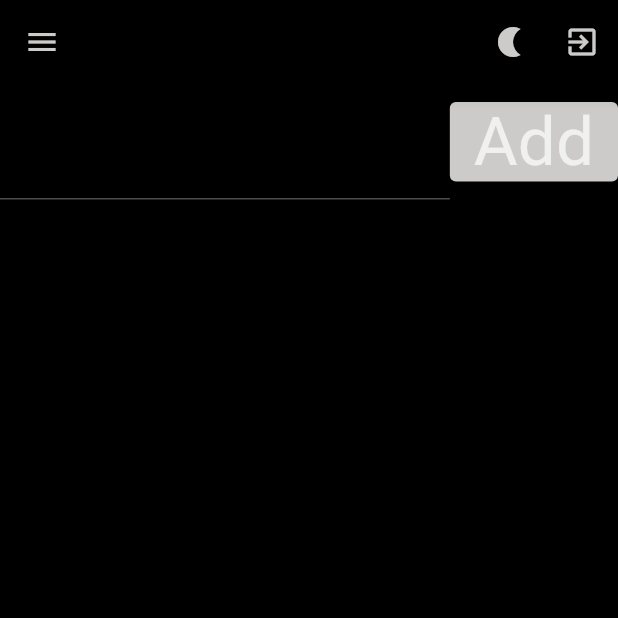
After one commit to sam-tuck/ninjasite, a Flutter app: the screen it shows once a user with an empty profile is signed in, on a phone screen of 412 x 824 dp, the top half of it. The commit adds this screen. Run offline on Flutter 3.47's test engine with Material 2 defaults, Android fonts, the phone set to English and light mode, and no system bars; our stand-ins replace cloud_firestore, equatable, firebase_auth, firebase_core, flutter_riverpod, jiffy and 1 more; missing offline and left inert: login; accounts and stored records are empty; statements that could not run were skipped.

Commit message:
Save vacancy to the user's vacancy list

```diff
--- a/lib/main.dart
+++ b/lib/main.dart
@@ -8,6 +8,7 @@ import 'package:jsninja/state/generic_state_notifier.dart';
 import 'package:jsninja/state/theme_state_notifier.dart';
 import 'package:jsninja/theme.dart';
 import 'firebase_options.dart';
+import 'package:jsninja/vacancies/user_vacancies.dart';
 
 void main() async {
   WidgetsFlutterBinding.ensureInitialized();
@@ -87,7 +88,8 @@ class TheAppState extends ConsumerState<TheApp> {
                       // print('onGenerateRoute: ${settings}');
                       if (settings.name == '/' || settings.name == 'search') {
                         return PageRouteBuilder(
-                            pageBuilder: (_, __, ___) => VacanciesPage());
+                            pageBuilder: (_, __, ___) => UserVacancies());
+                        //pageBuilder: (_, __, ___) => VacanciesPage());
                       } else {
                         //  else if (settings.name == 'lists') {
                         //   return PageRouteBuilder(
--- /dev/null
+++ b/lib/vacancies/user_vacancies.dart
@@ -0,0 +1,90 @@
+import 'dart:convert';
+
+import 'package:cloud_firestore/cloud_firestore.dart';
+import 'package:firebase_auth/firebase_auth.dart';
+import 'package:flutter/material.dart';
+import 'package:flutter_riverpod/flutter_riverpod.dart';
+import 'package:jsninja/app_bar.dart';
+import 'package:jsninja/common.dart';
+import 'package:jsninja/state/generic_state_notifier.dart';
+import 'package:jsninja/drawer.dart';
+import 'package:http/http.dart' as http;
+import 'package:jsninja/vacancies/user_vacancy_search_list.dart';
+
+final activeBatch =
+    StateNotifierProvider<GenericStateNotifier<String?>, String?>(
+        (ref) => GenericStateNotifier<String?>(null));
+
+final firestoreInstance = FirebaseFirestore.instance;
+
+class UserVacancies extends ConsumerWidget {
+  final TextEditingController searchCtrl = TextEditingController();
+  String uid = FirebaseAuth.instance.currentUser!.uid;
+  @override
+  Widget build(BuildContext context, WidgetRef ref) {
+    return Scaffold(
+      appBar: MyAppBar.getBar(context, ref),
+      drawer: (MediaQuery.of(context).size.width < WIDE_SCREEN_WIDTH)
+          ? TheDrawer.buildDrawer(context)
+          : null,
+      body: Container(
+          alignment: Alignment.topLeft,
+          child: Column(
+            mainAxisSize: MainAxisSize.max,
+            mainAxisAlignment: MainAxisAlignment.start,
+            children: [
+              Row(
+                mainAxisSize: MainAxisSize.max,
+                mainAxisAlignment: MainAxisAlignment.start,
+                crossAxisAlignment: CrossAxisAlignment.center,
+                children: [
+                  Expanded(
+                      child: TextField(
+                          style: Theme.of(context).textTheme.headline3,
+                          onChanged: (v) {},
+                          controller: searchCtrl)),
+                  ElevatedButton(
+                      child: Text(
+                        "Add",
+                        style: Theme.of(context).textTheme.headline3,
+                      ),
+                      onPressed: () async {
+                        if (searchCtrl.text.isEmpty) return;
+                        print(uid);
+                        //fetchAlbum(searchCtrl.text);
+                        firestoreInstance
+                            .collection("user")
+                            .doc(uid)
+                            .collection("vacancy")
+                            .add({
+                          'url': searchCtrl.text,
+                          'timeCreated': FieldValue.serverTimestamp(),
+                          'author': FirebaseAuth.instance.currentUser!.uid,
+                        });
+                        searchCtrl.clear();
+                      })
+                ],
+              ),
+              Expanded(child: UserVacanciesList()),
+            ],
+          )),
+    );
+  }
+
+  dynamic fetchAlbum(String url) async {
+    print('fetching ${url}');
+    final response = await http.get(Uri.parse(url));
+
+    if (response.statusCode == 200) {
+      // If the server did return a 200 OK response,
+      // then parse the JSON.
+      print(response.body);
+      return jsonDecode(response.body);
+    } else {
+      // If the server did not return a 200 OK response,
+      // then throw an exception.
+      print('fail');
+      throw Exception('Failed to load album');
+    }
+  }
+}
--- /dev/null
+++ b/lib/vacancies/user_vacancy_search_list.dart
@@ -0,0 +1,41 @@
+import 'package:firebase_auth/firebase_auth.dart';
+import 'package:flutter/material.dart';
+import 'package:flutter_riverpod/flutter_riverpod.dart';
+import 'package:jsninja/providers/firestore.dart';
+import 'package:jsninja/state/generic_state_notifier.dart';
+import 'package:jsninja/vacancies/user_vacancy_search_list_item.dart';
+
+final sortStateNotifierProvider =
+    StateNotifierProvider<GenericStateNotifier<String?>, String?>(
+        (ref) => GenericStateNotifier<String?>(null));
+
+String uid = FirebaseAuth.instance.currentUser!.uid;
+
+class UserVacanciesList extends ConsumerWidget {
+  @override
+  Widget build(BuildContext context, WidgetRef ref) => ListView(
+      padding: EdgeInsets.zero,
+      shrinkWrap: true,
+      children: ref.watch(
+          // filteredColSP(QueryParams(
+          //   path: 'vacancy',
+          //   orderBy: 'timeCreated',
+          //   isOrderDesc: true,
+          //   limit: 100))
+          colSP('user/$uid/vacancy')).when(
+          loading: () => [Container()],
+          error: (e, s) => [ErrorWidget(e)],
+          data: (data) {
+            //print('vacancies found: ${data.docs.first.id}');
+            // if (data.size == 0) {
+            // } else {
+            //   return data.docs
+            //       .map((e) => UserVacancyItem(key: Key(e.id), e.reference))
+            //       .toList();
+            // }
+
+            return data.docs
+                .map((e) => UserVacancyItem(key: Key(e.id), e.reference))
+                .toList();
+          }));
+}
```
Also changed, not shown: lib/vacancies/user_vacancy_search_list_item.dart (added, +113 -0 lines).
